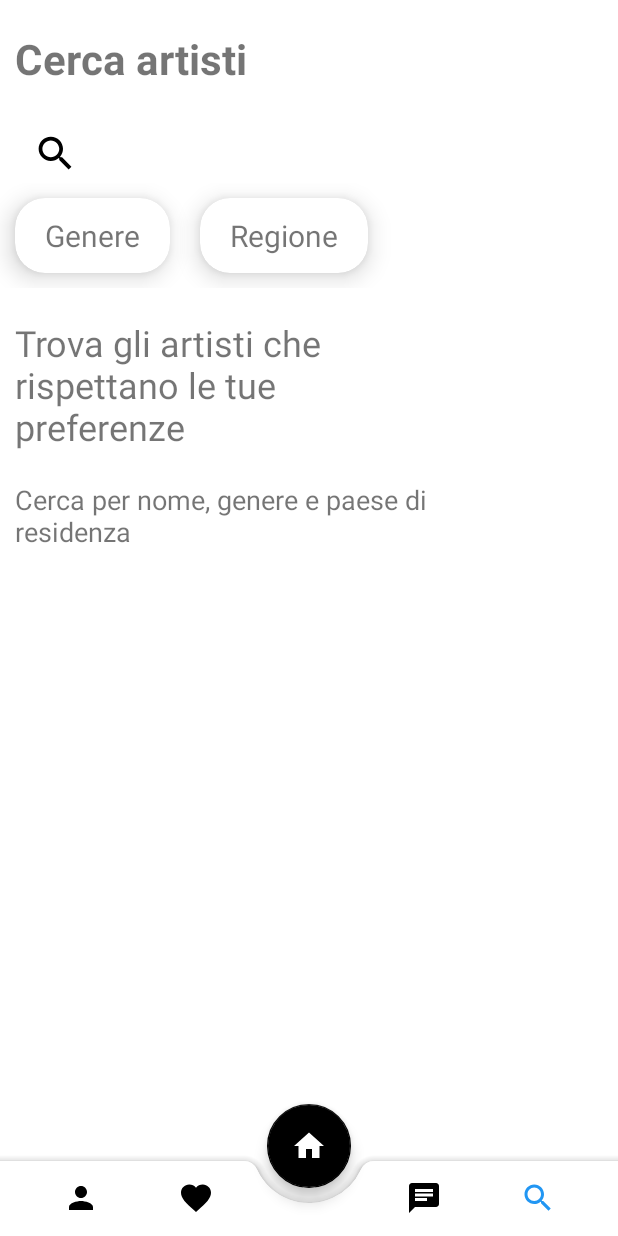
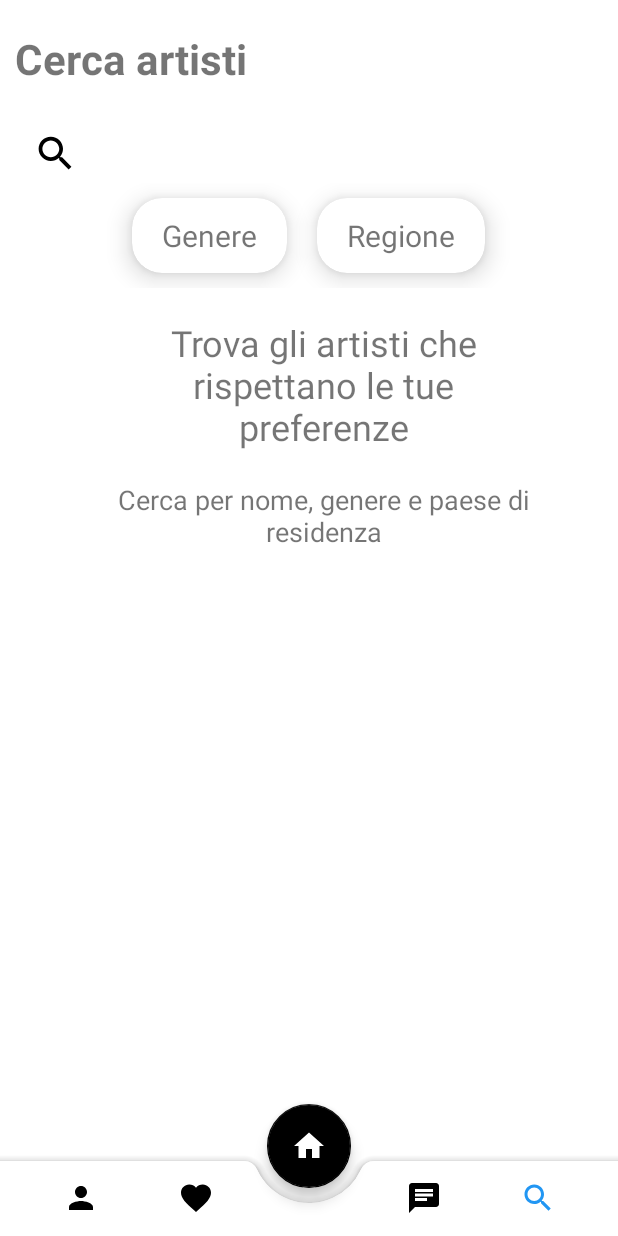
Before and after one commit to alessandrofloris/ProgettoIum, an Android app: the Search screen opened directly, with no data from a screen before it, on a phone screen of 412 x 824 dp. Run offline under Robolectric (Android 15) with nearby library versions, the phone set to English and light mode, and no system bars.

Commit message:
Centrato layout Search

```diff
--- a/app/src/main/res/layout/activity_search.xml
+++ b/app/src/main/res/layout/activity_search.xml
@@ -42,6 +42,7 @@
             android:layout_width="match_parent"
             android:layout_height="wrap_content"
             android:orientation="horizontal"
+            android:gravity="center"
             >
 
             <com.google.android.material.card.MaterialCardView
@@ -128,7 +129,9 @@
             android:id="@+id/no_filters_selected_content"
             android:layout_width="wrap_content"
             android:layout_height="wrap_content"
-            android:orientation="vertical">
+            android:orientation="vertical"
+            android:gravity="center"
+            android:layout_gravity="center">
 
             <TextView
                 android:layout_width="250dp"
@@ -136,7 +139,8 @@
                 android:layout_marginTop="20dp"
                 android:layout_marginStart="10dp"
                 android:text="Trova gli artisti che rispettano le tue preferenze"
-                android:textSize="24sp" />
+                android:textSize="24sp"
+                android:gravity="center"/>
 
             <TextView
                 android:layout_width="300dp"
@@ -144,7 +148,8 @@
                 android:layout_marginTop="20dp"
                 android:layout_marginStart="10dp"
                 android:text="Cerca per nome, genere e paese di residenza"
-                android:textSize="18sp" />
+                android:textSize="18sp"
+                android:gravity="center"/>
 
 
         </androidx.appcompat.widget.LinearLayoutCompat>
```
